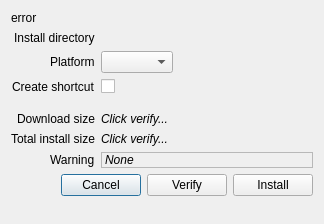
Old version of the form rare/ui/components/dialogs/install_dialog.ui in the repository RareDevs/Rare.
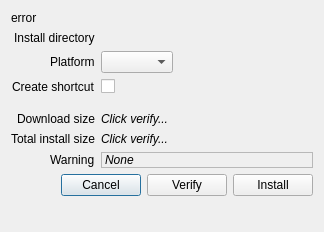
New version of the form.

Commit message: Make error text in install dialog selectable

```diff
--- a/rare/ui/components/dialogs/install_dialog.ui
+++ b/rare/ui/components/dialogs/install_dialog.ui
@@ -7,7 +7,7 @@
     <x>0</x>
     <y>0</y>
     <width>324</width>
-    <height>224</height>
+    <height>232</height>
    </rect>
   </property>
   <property name="windowTitle">
```
Left out of the diff: 3 changed lines with no effect on the pictures. The commit also changes 1 other file.
